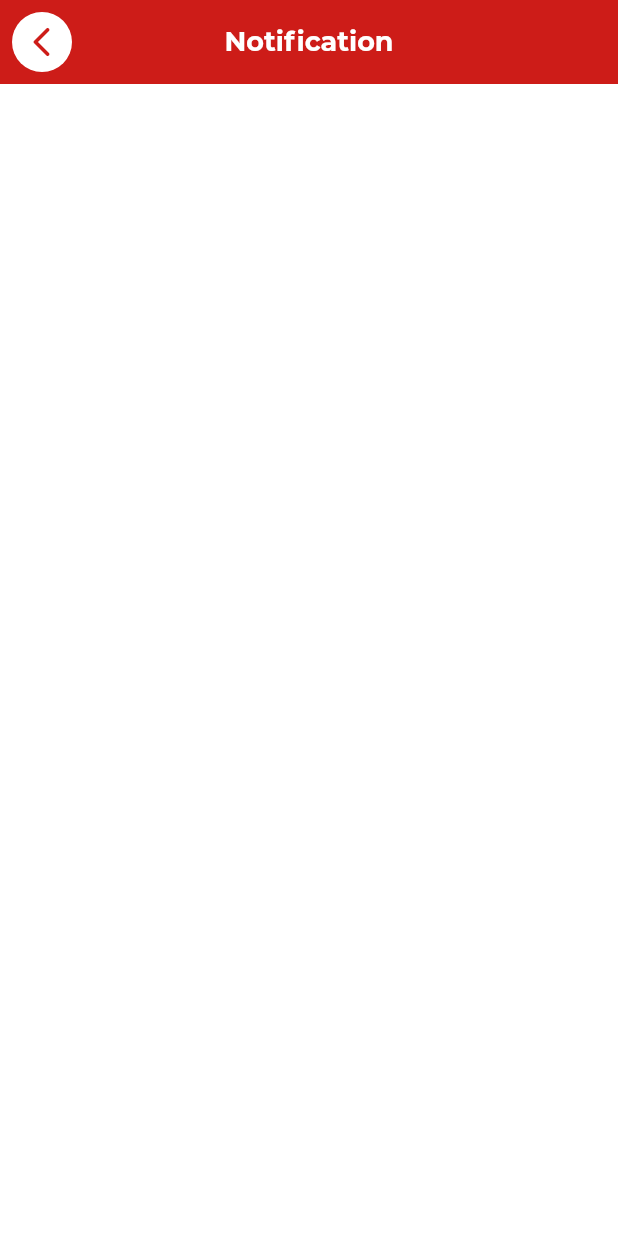
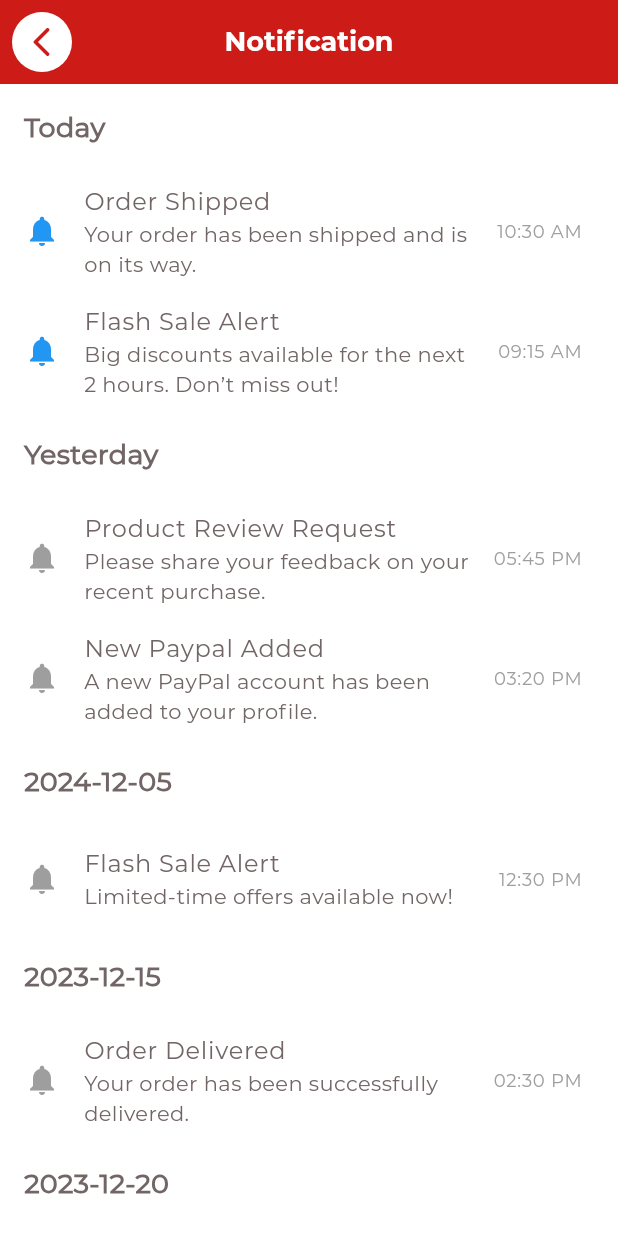
Before and after one commit to tulasireddytulasi/SpicyPickles, a Flutter app: the NotificationScreen screen opened directly, on a phone screen of 412 x 824 dp. Shown: the top 1233 px of the screen. Run offline on Flutter 3.47's test engine with Material 3 defaults, Android fonts, the phone set to English and light mode, and no system bars; our stand-ins replace flutter_svg, infinite_scroll_pagination, lottie.

Commit message:
Added JSON data for notifications with timestamps from 11 months ago. Includes title, description, timestamp, read status, and icons for better notification filtering and UI rendering.

```diff
--- /dev/null
+++ b/lib/presentation/notifications/dummy_data.dart
@@ -0,0 +1,85 @@
+class DummyData {
+
+  static List<Map<String, dynamic>> notify = [
+    {
+      "id": 1,
+      "title": "Order Shipped",
+      "description": "Your order has been shipped and is on its way.",
+      "timestamp": "2024-12-07T10:30:00Z",
+      "isNew": true,
+      "icon": "package"
+    },
+    {
+      "id": 2,
+      "title": "Flash Sale Alert",
+      "description": "Big discounts available for the next 2 hours. Don’t miss out!",
+      "timestamp": "2024-12-07T09:15:00Z",
+      "isNew": true,
+      "icon": "sale"
+    },
+    {
+      "id": 3,
+      "title": "Product Review Request",
+      "description": "Please share your feedback on your recent purchase.",
+      "timestamp": "2024-12-06T17:45:00Z",
+      "isNew": false,
+      "icon": "review"
+    },
+    {
+      "id": 4,
+      "title": "New Paypal Added",
+      "description": "A new PayPal account has been added to your profile.",
+      "timestamp": "2024-12-06T15:20:00Z",
+      "isNew": false,
+      "icon": "paypal"
+    },
+    {
+      "id": 5,
+      "title": "Flash Sale Alert",
+      "description": "Limited-time offers available now!",
+      "timestamp": "2024-12-05T12:30:00Z",
+      "isNew": false,
+      "icon": "sale"
+    },
+    {
+      "id": 6,
+      "title": "Order Delivered",
+      "description": "Your order has been successfully delivered.",
+      "timestamp": "2023-12-15T14:30:00Z",
+      "isNew": false,
+      "icon": "package"
+    },
+    {
+      "id": 7,
+      "title": "New Year Sale Alert",
+      "description": "Kick off the New Year with exciting discounts!",
+      "timestamp": "2023-12-20T10:00:00Z",
+      "isNew": false,
+      "icon": "sale"
+    },
+    {
+      "id": 8,
+      "title": "Product Added to Cart",
+      "description": "A product you viewed has been added to your cart.",
+      "timestamp": "2023-12-22T16:45:00Z",
+      "isNew": false,
+      "icon": "cart"
+    },
+    {
+      "id": 9,
+      "title": "Order Shipped",
+      "description": "Your order is on the way. Track it now.",
+      "timestamp": "2023-12-25T08:20:00Z",
+      "isNew": false,
+      "icon": "shipping"
+    },
+    {
+      "id": 10,
+      "title": "Christmas Flash Sale",
+      "description": "Celebrate Christmas with exclusive offers!",
+      "timestamp": "2023-12-25T12:00:00Z",
+      "isNew": false,
+      "icon": "sale"
+    }
+  ];
+}
--- a/lib/presentation/notifications/notification_screen.dart
+++ b/lib/presentation/notifications/notification_screen.dart
@@ -1,5 +1,8 @@
 import 'package:flutter/material.dart';
+import 'package:intl/intl.dart';
 import 'package:spicypickles/core/utils/app_colors.dart';
+import 'package:spicypickles/presentation/notifications/dummy_data.dart';
+import 'package:spicypickles/presentation/notifications/widget/notification_card.dart';
 import 'package:spicypickles/presentation/widgets/circular_icon_widget.dart';
 
 class NotificationScreen extends StatefulWidget {
@@ -10,6 +13,14 @@ class NotificationScreen extends StatefulWidget {
 }
 
 class _NotificationScreenState extends State<NotificationScreen> {
+  Map<String, List<Map<String, dynamic>>> groupedNotifications = {};
+
+  @override
+  void initState() {
+    super.initState();
+    groupedNotifications = groupNotificationsByDate();
+  }
+
   @override
   Widget build(BuildContext context) {
     return Scaffold(
@@ -24,6 +35,50 @@ class _NotificationScreenState extends State<NotificationScreen> {
           size: 22,
         ),
       ),
+      body: ListView(
+        children: groupedNotifications.entries.map((entry) {
+          return Column(
+            crossAxisAlignment: CrossAxisAlignment.start,
+            children: [
+              Padding(
+                padding: const EdgeInsets.all(16.0),
+                child: Text(
+                  entry.key, // Date category: Today, Yesterday, or date
+                  style: const TextStyle(fontSize: 18, fontWeight: FontWeight.bold),
+                ),
+              ),
+              ...entry.value.map((notification) => NotificationTile(notification)),
+            ],
+          );
+        }).toList(),
+      ),
     );
   }
 }
+
+Map<String, List<Map<String, dynamic>>> groupNotificationsByDate() {
+  final today = DateTime.now();
+  final yesterday = today.subtract(const Duration(days: 1));
+
+  Map<String, List<Map<String, dynamic>>> grouped = {
+    "Today": [],
+    "Yesterday": [],
+  };
+
+  for (var notification in DummyData.notify) {
+    DateTime timestamp = DateTime.parse(notification['timestamp']);
+    String dateKey;
+
+    if (DateFormat('yyyy-MM-dd').format(timestamp) == DateFormat('yyyy-MM-dd').format(today)) {
+      dateKey = "Today";
+    } else if (DateFormat('yyyy-MM-dd').format(timestamp) == DateFormat('yyyy-MM-dd').format(yesterday)) {
+      dateKey = "Yesterday";
+    } else {
+      dateKey = DateFormat('yyyy-MM-dd').format(timestamp);
+    }
+
+    grouped.putIfAbsent(dateKey, () => []).add(notification);
+  }
+
+  return grouped;
+}
--- /dev/null
+++ b/lib/presentation/notifications/widget/notification_card.dart
@@ -0,0 +1,24 @@
+import 'package:flutter/material.dart';
+import 'package:intl/intl.dart';
+
+class NotificationTile extends StatelessWidget {
+  final Map<String, dynamic> notification;
+
+  const NotificationTile(this.notification, {super.key});
+
+  @override
+  Widget build(BuildContext context) {
+    return ListTile(
+      leading: Icon(
+        Icons.notifications, // Use different icons based on `notification['icon']`
+        color: notification['isNew'] ? Colors.blue : Colors.grey,
+      ),
+      title: Text(notification['title']),
+      subtitle: Text(notification['description']),
+      trailing: Text(
+        DateFormat('hh:mm a').format(DateTime.parse(notification['timestamp'])),
+        style: const TextStyle(fontSize: 12, color: Colors.grey),
+      ),
+    );
+  }
+}
--- a/pubspec.yaml
+++ b/pubspec.yaml
@@ -17,6 +17,7 @@ dependencies:
   flutter_svg: ^2.0.15
   infinite_scroll_pagination: ^4.1.0
   lottie: ^3.1.3
+  intl: ^0.20.1
 
 dev_dependencies:
   flutter_test:
```
Also changed, not shown: pubspec.lock.
